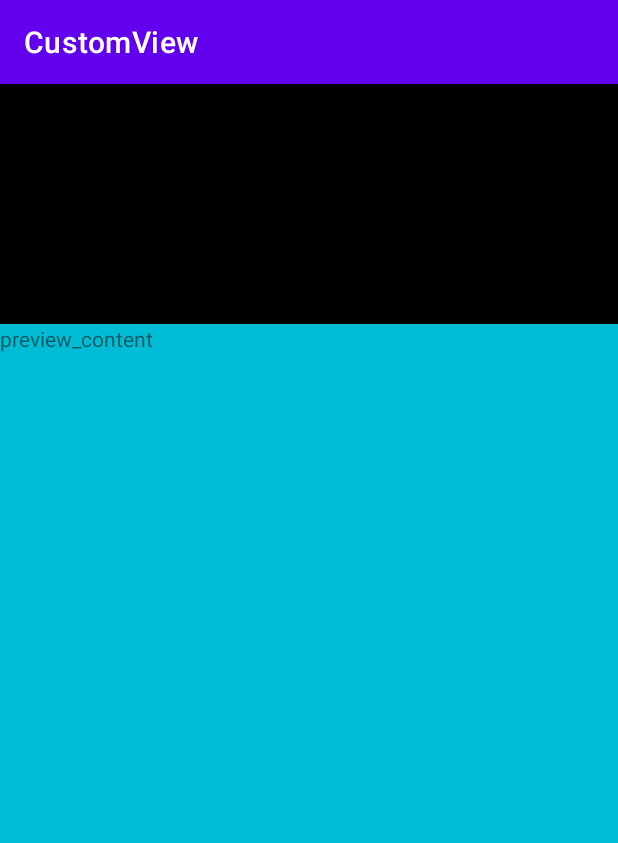
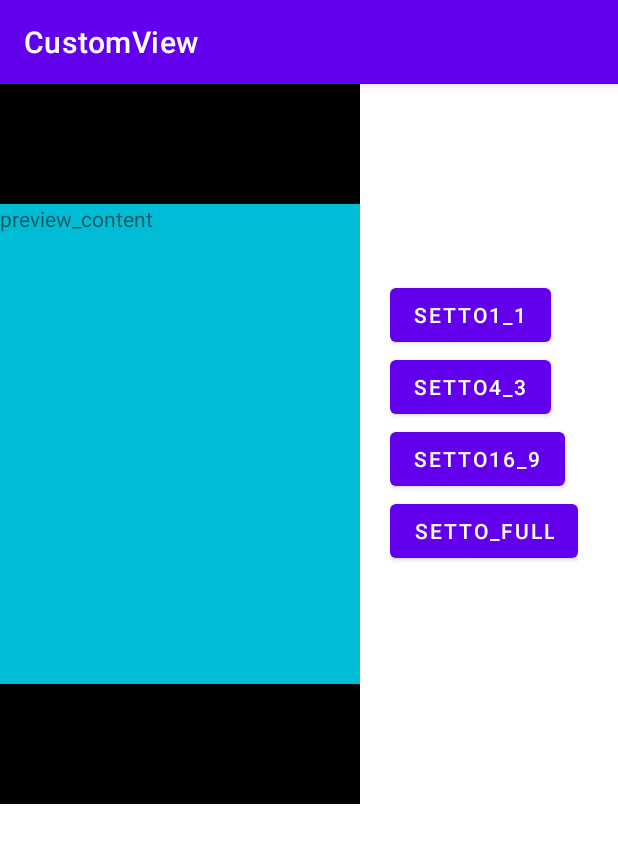
Before and after one commit to QuiteCoder/CustomView, an Android app: the ActivityScaleAnimation screen opened directly, with no data from a screen before it, on a phone screen of 412 x 824 dp. Shown: the top 843 px of the screen. Run offline under Robolectric (Android 15) with nearby library versions, the phone set to English and light mode, and no system bars.

Commit message:
完成1:1、4:3、16:9:、全屏的相机预览覆盖过渡动画

```diff
--- a/app/src/main/java/com/hpf/customview/activity/ActivityScaleAnimation.kt
+++ b/app/src/main/java/com/hpf/customview/activity/ActivityScaleAnimation.kt
@@ -1,19 +1,176 @@
 package com.hpf.customview.activity
 
+import android.graphics.Color
 import android.os.Bundle
+import android.util.Log
+import android.view.View
+import android.view.animation.Animation
+import android.view.animation.DecelerateInterpolator
+import android.view.animation.ScaleAnimation
 import android.widget.FrameLayout
 import androidx.appcompat.app.AppCompatActivity
 import com.hpf.customview.R
+import java.util.*
 
 class ActivityScaleAnimation : AppCompatActivity() {
-    lateinit var mPreviewFrame : FrameLayout
+    val TAG: String = "ActivityScaleAnimation"
+    private var mScalAnimationEnd: Boolean = true
+    lateinit var mPreviewFrame: FrameLayout
+    lateinit var mCoverViewContainer: FrameLayout
+    lateinit var preview_container: FrameLayout
+    lateinit var mCoverView: View
+    var mPreviewTop: Int = 0
+    var mPreviewBottom: Int = 0
+    var previewHeight: Int = 0
+    var previewWidth: Int = 0
+    var ScreenWidth: Int = 0
+    var ScreenHeight: Int = 0
+    var mIsFirstTime: Boolean = true
+    var mRequestAnimation: Boolean = false
     override fun onCreate(savedInstanceState: Bundle?) {
         super.onCreate(savedInstanceState)
         setContentView(R.layout.activity_scale_animation)
+    }
+
+    override fun onResume() {
+        super.onResume()
         initView()
     }
 
+    fun dpToPixel(dp: Float): Int {
+        val scale = resources.displayMetrics.density
+        return (dp * scale + 0.5f).toInt()
+    }
+
     private fun initView() {
+        ScreenWidth = dpToPixel(240.0f)
+        ScreenHeight = dpToPixel(480.0f)
+        previewHeight = dpToPixel(360.0f)
+        previewWidth = dpToPixel(240.0f)
+        mCoverView = findViewById(R.id.cover_view) as View
+        mCoverView.alpha = 0.0f
+        mCoverViewContainer = findViewById(R.id.cover_view_container) as FrameLayout
+        preview_container = findViewById(R.id.preview_container) as FrameLayout
         mPreviewFrame = findViewById(R.id.peview_frame) as FrameLayout
+        preview_container.addOnLayoutChangeListener(View.OnLayoutChangeListener { v, left, top, right, bottom, oldLeft, oldTop, oldRight, oldBottom ->
+            mPreviewTop = mPreviewFrame.top
+            mPreviewBottom = mPreviewFrame.bottom
+            previewHeight = mPreviewBottom - mPreviewTop
+            Log.d(TAG, "mPreviewTop = $mPreviewTop mPreviewBottom= $mPreviewBottom")
+            if (mIsFirstTime) {
+                setCoverLayoutParams()
+                mIsFirstTime = false
+            }
+            if (mRequestAnimation) {
+                showScaleAnimation()
+            }
+        })
     }
+
+    fun setTo1_1(view: View) {
+        val layoutParams = mPreviewFrame.layoutParams as FrameLayout.LayoutParams
+        layoutParams.height = ScreenWidth
+        layoutParams.width = ScreenWidth
+        Log.d(TAG, "setTo1_1 ScreenWidth = " + ScreenWidth + " layoutParams.height = " + ScreenWidth * 4 / 3)
+        mPreviewFrame.layoutParams = layoutParams
+        mRequestAnimation = true
+    }
+
+    fun setTo4_3(view: View) {
+        val layoutParams = mPreviewFrame.layoutParams as FrameLayout.LayoutParams
+        layoutParams.height = ScreenWidth * 4 / 3
+        layoutParams.width = ScreenWidth
+        layoutParams.bottomMargin = 100
+        Log.d(TAG, "setTo4_3 ScreenWidth = " + ScreenWidth + " layoutParams.height = " + ScreenWidth * 4 / 3)
+        mPreviewFrame.layoutParams = layoutParams
+        mRequestAnimation = true
+    }
+
+    fun setTo16_9(view: View) {
+        val layoutParams = mPreviewFrame.layoutParams as FrameLayout.LayoutParams
+        layoutParams.height = ScreenWidth * 16 / 9
+        layoutParams.width = ScreenWidth
+        layoutParams.bottomMargin = 0
+        Log.d(
+            TAG,
+            "setTo16_9 ScreenWidth = " + ScreenWidth + " layoutParams.height = " + ScreenWidth * 16 / 9
+        )
+        mPreviewFrame.layoutParams = layoutParams
+        mRequestAnimation = true
+    }
+
+    fun setToFull(view: View) {
+        val layoutParams = mPreviewFrame.layoutParams as FrameLayout.LayoutParams
+        layoutParams.height = ScreenHeight
+        layoutParams.width = ScreenWidth
+        layoutParams.bottomMargin = 0
+        Log.d(TAG, "setToFull  ScreenWidth = " + ScreenWidth + " layoutParams.height = " + ScreenWidth * 16 / 9
+        )
+        mPreviewFrame.layoutParams = layoutParams
+        mRequestAnimation = true
+    }
+
+    fun showScaleAnimation() {
+        //mCoverView.visibility = View.VISIBLE
+        mCoverView.alpha = 1.0f
+        val measuredHeight: Float = mCoverView.height.toFloat()
+        val newPreviewHeight: Float = previewHeight.toFloat()
+
+        val toY = newPreviewHeight / measuredHeight
+        val coverTop: Int = mCoverView.top
+        Log.d(
+            TAG,
+            "showScaleAnimation  measuredHeight = $measuredHeight newPreviewHeight = $newPreviewHeight coverTop = $coverTop mPreviewTop = $mPreviewTop"
+        )
+        val pivotYValue: Float =
+            Math.abs(coverTop - mPreviewTop) / (Math.abs(toY * measuredHeight - measuredHeight) / 2)
+        mCoverViewContainer.setBackgroundColor(Color.BLACK)
+        Log.d(TAG, "toY = " + toY + " pivotYValue = " + pivotYValue)
+        val scaleAnimation = ScaleAnimation(
+            1.0f, 1.0f, 1.0f, toY,
+            Animation.RELATIVE_TO_SELF, 0.5f, Animation.RELATIVE_TO_SELF, pivotYValue * 0.5f
+        )
+        scaleAnimation.duration = 300
+        //scaleAnimation.interpolator = DecelerateInterpolator()
+        scaleAnimation.setAnimationListener(object : Animation.AnimationListener {
+            override fun onAnimationStart(animation: Animation) {
+                Log.d(TAG, "onAnimationStart")
+                mScalAnimationEnd = false
+            }
+
+            override fun onAnimationEnd(animation: Animation) {
+                Log.d(TAG, "onAnimationEnd")
+                mScalAnimationEnd = true
+                //mCoverView.visibility = View.INVISIBLE
+                mCoverView.alpha = 0.0f
+                mCoverViewContainer.setBackgroundColor(Color.TRANSPARENT)
+                setCoverLayoutParams()
+                mRequestAnimation = false
+            }
+
+            override fun onAnimationRepeat(animation: Animation) {
+                Log.d(TAG, "onAnimationRepeat")
+                mScalAnimationEnd = true
+                //mCoverView.visibility = View.INVISIBLE
+                mCoverView.alpha = 0.0f
+                mCoverViewContainer.setBackgroundColor(Color.TRANSPARENT)
+                setCoverLayoutParams()
+            }
+        })
+        mCoverView.startAnimation(scaleAnimation)
+    }
+
+    private fun setCoverLayoutParams() {
+        Log.d(TAG, "setCoverLayoutParams")
+        val lp = mCoverView.getLayoutParams() as FrameLayout.LayoutParams
+        val marginBottom: Int = preview_container.bottom - mPreviewBottom
+        Log.d(TAG, "setCoverLayoutParams  marginBottom = $marginBottom")
+        lp.width = previewWidth
+        lp.height = previewHeight
+        lp.topMargin = 0
+        lp.bottomMargin = marginBottom
+        mCoverView.setLayoutParams(lp)
+    }
+
+
 }
--- a/app/src/main/res/layout/activity_scale_animation.xml
+++ b/app/src/main/res/layout/activity_scale_animation.xml
@@ -2,28 +2,80 @@
 <LinearLayout xmlns:android="http://schemas.android.com/apk/res/android"
     android:layout_width="match_parent"
     android:layout_height="match_parent"
-    android:orientation="vertical">
+    android:orientation="horizontal">
 
     <FrameLayout
-        android:background="#000000"
         android:id="@+id/preview_container"
-        android:layout_width="720px"
-        android:layout_height="1440px">
+        android:layout_width="240dp"
+        android:layout_height="480dp"
+        android:background="#000000">
 
         <FrameLayout
             android:id="@+id/peview_frame"
+            android:layout_width="match_parent"
+            android:layout_height="320dp"
             android:layout_gravity="center"
-            android:background="#00BCD4"
-            android:layout_width="720px"
-            android:layout_height="960px">
+            android:background="#00BCD4">
+
             <TextView
                 android:id="@+id/text"
-                android:text="preview_content"
                 android:layout_width="wrap_content"
-                android:layout_height="wrap_content"/>
+                android:layout_height="wrap_content"
+                android:text="preview_content" />
+
         </FrameLayout>
+
+        <FrameLayout
+            android:id="@+id/cover_view_container"
+            android:layout_width="match_parent"
+            android:layout_height="match_parent">
+            <View
+                android:id="@+id/cover_view"
+                android:background="#BE8C8C8B"
+                android:layout_width="match_parent"
+                android:layout_gravity="bottom"
+                android:layout_height="320dp"/>
+        </FrameLayout>
+
+
     </FrameLayout>
 
 
+    <LinearLayout
+        android:layout_marginStart="20dp"
+        android:layout_width="wrap_content"
+        android:layout_height="wrap_content"
+        android:orientation="vertical">
+
+        <Button
+            android:id="@+id/btn_1_1"
+            android:layout_width="wrap_content"
+            android:layout_height="wrap_content"
+            android:layout_marginTop="130dp"
+            android:onClick="setTo1_1"
+            android:text="setTo1_1" />
+
+        <Button
+            android:id="@+id/btn_4_3"
+            android:layout_width="wrap_content"
+            android:layout_height="wrap_content"
+            android:onClick="setTo4_3"
+            android:text="setTo4_3" />
+
+        <Button
+            android:id="@+id/btn_16_9"
+            android:layout_width="wrap_content"
+            android:layout_height="wrap_content"
+            android:onClick="setTo16_9"
+            android:text="setTo16_9" />
+
+        <Button
+            android:id="@+id/btn_full"
+            android:layout_width="wrap_content"
+            android:layout_height="wrap_content"
+            android:onClick="setToFull"
+            android:text="setTo_FULL" />
+
+    </LinearLayout>
 
 </LinearLayout>
```
